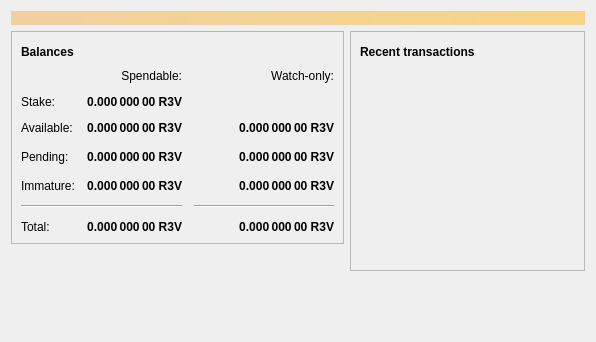
r3vcoin-project/r3vcoin, file src/qt/forms/overviewpage.ui: the form before one commit.
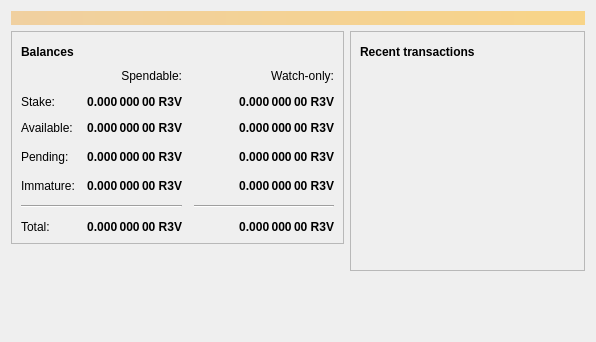
The form after the commit. Icons and pictures are not drawn.

Commit message: fixed watch only address & optimization

```diff
--- a/src/qt/forms/overviewpage.ui
+++ b/src/qt/forms/overviewpage.ui
@@ -172,6 +172,32 @@
              </widget>
             </item>
 
+            <item row="1" column="2">
+             <widget class="QLabel" name="labelWatchStake">
+              <property name="font">
+               <font>
+                <weight>75</weight>
+                <bold>true</bold>
+               </font>
+              </property>
+              <property name="cursor">
+               <cursorShape>IBeamCursor</cursorShape>
+              </property>
+              <property name="toolTip">
+               <string>Total of coins that were staked and do not yet count toward the current balance in watch-only addresses</string>
+              </property>
+              <property name="text">
+               <string notr="true">0.000 000 00 R3V</string>
+              </property>
+              <property name="alignment">
+               <set>Qt::AlignRight|Qt::AlignTrailing|Qt::AlignVCenter</set>
+              </property>
+              <property name="textInteractionFlags">
+               <set>Qt::LinksAccessibleByMouse|Qt::TextSelectableByKeyboard|Qt::TextSelectableByMouse</set>
+              </property>
+             </widget>
+            </item>
+
             <item row="2" column="0">
              <widget class="QLabel" name="labelBalanceText">
               <property name="text">
```
The commit also changes 22 other files.
